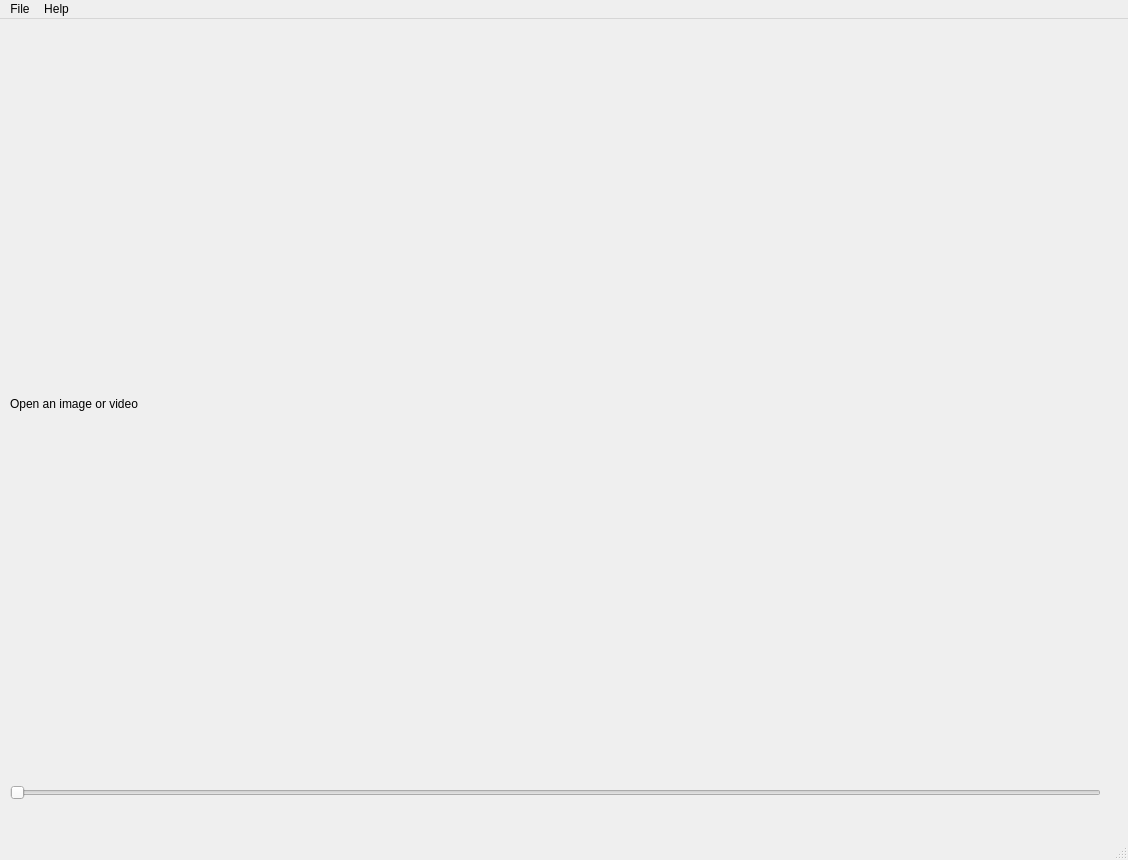
Before: the Qt Designer form src/dev/mainwindow/imageviewform.ui in SyllogismRXS/opencv-workbench, drawn with Qt 5.
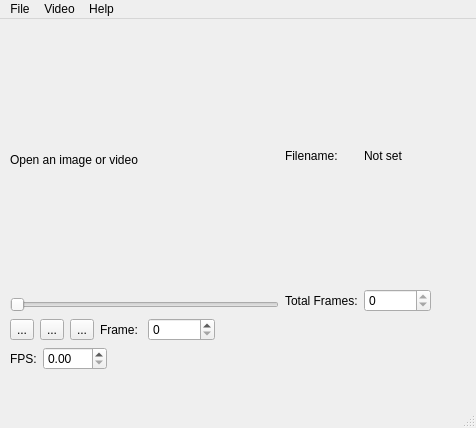
After: the same form once the commit is applied. Icons and pictures are not drawn.

Diff of the .ui file:
```diff
--- a/src/dev/mainwindow/imageviewform.ui
+++ b/src/dev/mainwindow/imageviewform.ui
@@ -6,8 +6,8 @@
    <rect>
     <x>0</x>
     <y>0</y>
-    <width>1128</width>
-    <height>860</height>
+    <width>476</width>
+    <height>428</height>
    </rect>
   </property>
   <property name="windowTitle">
@@ -19,27 +19,189 @@
      <rect>
       <x>10</x>
       <y>10</y>
-      <width>1091</width>
-      <height>771</height>
+      <width>421</width>
+      <height>341</height>
      </rect>
     </property>
     <layout class="QVBoxLayout" name="verticalLayout">
      <property name="sizeConstraint">
-      <enum>QLayout::SetNoConstraint</enum>
+      <enum>QLayout::SetMinimumSize</enum>
      </property>
      <item>
-      <widget class="QLabel" name="image_frame">
-       <property name="text">
-        <string>Open an image or video</string>
-       </property>
-      </widget>
+      <layout class="QHBoxLayout" name="horizontalLayout_2">
+       <item>
+        <layout class="QVBoxLayout" name="verticalLayout_2">
+         <item>
+          <widget class="QLabel" name="image_frame">
+           <property name="text">
+            <string>Open an image or video</string>
+           </property>
+          </widget>
+         </item>
+         <item>
+          <widget class="QSlider" name="frame_slider">
+           <property name="orientation">
+            <enum>Qt::Horizontal</enum>
+           </property>
+          </widget>
+         </item>
+        </layout>
+       </item>
+       <item>
+        <layout class="QGridLayout" name="gridLayout">
+         <item row="0" column="0">
+          <widget class="QLabel" name="label">
+           <property name="text">
+            <string>Filename:</string>
+           </property>
+          </widget>
+         </item>
+         <item row="1" column="0">
+          <widget class="QLabel" name="label_2">
+           <property name="text">
+            <string>Total Frames:</string>
+           </property>
+          </widget>
+         </item>
+         <item row="0" column="1">
+          <widget class="QLabel" name="filename_label">
+           <property name="text">
+            <string>Not set</string>
+           </property>
+          </widget>
+         </item>
+         <item row="1" column="1">
+          <widget class="QSpinBox" name="total_frames_spinbox">
+           <property name="enabled">
+            <bool>true</bool>
+           </property>
+           <property name="readOnly">
+            <bool>true</bool>
+           </property>
+           <property name="maximum">
+            <number>999999</number>
+           </property>
+          </widget>
+         </item>
+        </layout>
+       </item>
+      </layout>
      </item>
      <item>
-      <widget class="QSlider" name="horizontalSlider">
-       <property name="orientation">
-        <enum>Qt::Horizontal</enum>
+      <layout class="QHBoxLayout" name="horizontalLayout">
+       <property name="sizeConstraint">
+        <enum>QLayout::SetNoConstraint</enum>
        </property>
-      </widget>
+       <item>
+        <widget class="QToolButton" name="rewind_button">
+         <property name="text">
+          <string>...</string>
+         </property>
+         <property name="icon">
+          <iconset resource="imageview.qrc">
+           <normaloff>:/resources/rewind.png</normaloff>:/resources/rewind.png</iconset>
+         </property>
+         <property name="iconSize">
+          <size>
+           <width>32</width>
+           <height>32</height>
+          </size>
+         </property>
+        </widget>
+       </item>
+       <item>
+        <widget class="QToolButton" name="play_button">
+         <property name="text">
+          <string>...</string>
+         </property>
+         <property name="icon">
+          <iconset resource="imageview.qrc">
+           <normaloff>:/resources/play.png</normaloff>:/resources/play.png</iconset>
+         </property>
+         <property name="iconSize">
+          <size>
+           <width>32</width>
+           <height>32</height>
+          </size>
+         </property>
+        </widget>
+       </item>
+       <item>
+        <widget class="QToolButton" name="forward_button">
+         <property name="text">
+          <string>...</string>
+         </property>
+         <property name="icon">
+          <iconset resource="imageview.qrc">
+           <normaloff>:/resources/fast-forward.png</normaloff>:/resources/fast-forward.png</iconset>
+         </property>
+         <property name="iconSize">
+          <size>
+           <width>32</width>
+           <height>32</height>
+          </size>
+         </property>
+        </widget>
+       </item>
+       <item>
+        <widget class="QLabel" name="label_3">
+         <property name="text">
+          <string>Frame: </string>
+         </property>
+        </widget>
+       </item>
+       <item>
+        <widget class="QSpinBox" name="frame_num_spinbox">
+         <property name="maximum">
+          <number>999999</number>
+         </property>
+        </widget>
+       </item>
+       <item>
+        <spacer name="horizontalSpacer">
+         <property name="orientation">
+          <enum>Qt::Horizontal</enum>
+         </property>
+         <property name="sizeHint" stdset="0">
+          <size>
+           <width>40</width>
+           <height>20</height>
+          </size>
+         </property>
+        </spacer>
+       </item>
+      </layout>
+     </item>
+     <item>
+      <layout class="QHBoxLayout" name="horizontalLayout_3">
+       <item>
+        <widget class="QLabel" name="label_4">
+         <property name="text">
+          <string>FPS:</string>
+         </property>
+        </widget>
+       </item>
+       <item>
+        <widget class="QDoubleSpinBox" name="fps_spinbox">
+         <property name="maximum">
+          <double>300.000000000000000</double>
+         </property>
+        </widget>
+       </item>
+       <item>
+        <spacer name="horizontalSpacer_2">
+         <property name="orientation">
+          <enum>Qt::Horizontal</enum>
+         </property>
+         <property name="sizeHint" stdset="0">
+          <size>
+           <width>40</width>
+           <height>20</height>
+          </size>
+         </property>
+        </spacer>
+       </item>
+      </layout>
      </item>
     </layout>
    </widget>
@@ -49,7 +211,7 @@
     <rect>
      <x>0</x>
      <y>0</y>
-     <width>1128</width>
+     <width>476</width>
      <height>25</height>
     </rect>
    </property>
@@ -67,7 +229,14 @@
     </property>
     <addaction name="actionAbout"/>
    </widget>
+   <widget class="QMenu" name="menuVideo">
+    <property name="title">
+     <string>Video</string>
+    </property>
+    <addaction name="actionCut"/>
+   </widget>
    <addaction name="menuFile"/>
+   <addaction name="menuVideo"/>
    <addaction name="menuHelp"/>
   </widget>
   <widget class="QStatusBar" name="statusbar"/>
```
Left out of the diff: 11 changed lines with no effect on the pictures.
